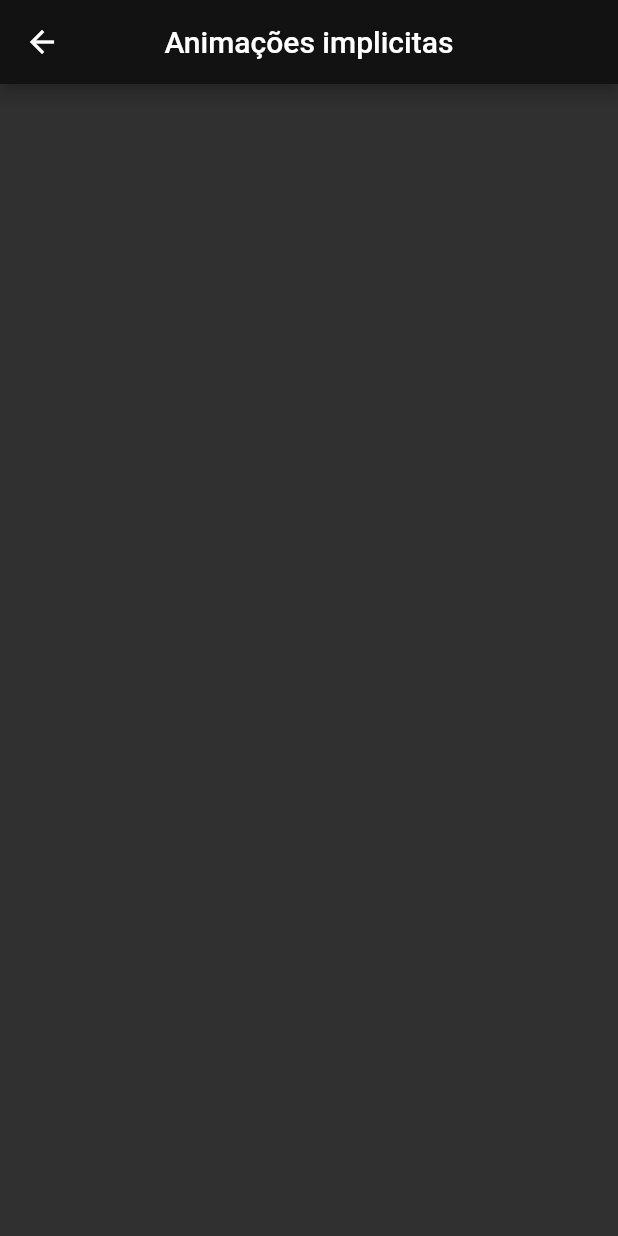
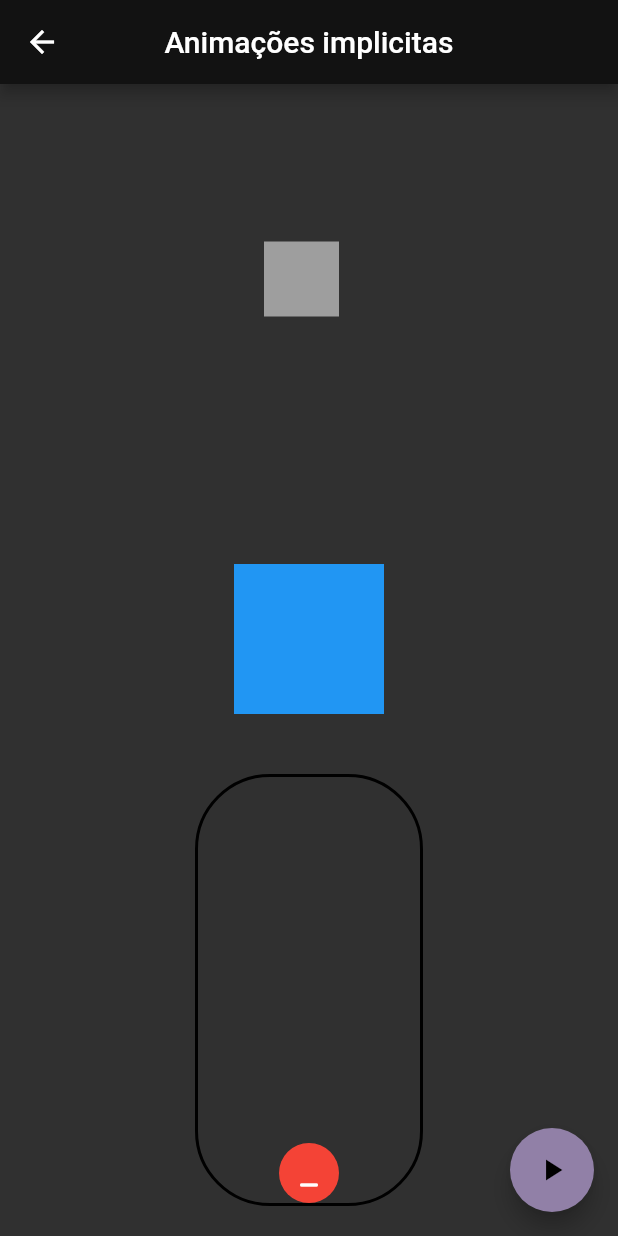
Before and after one commit to CristovoXDGM/flutter_animations_fteam, a Flutter app: the screen it shows after launch, after a tap on "Animações implicitas", on a phone screen of 412 x 824 dp. Run offline on Flutter 3.47's test engine with Material 2 defaults, Android fonts, the phone set to English and light mode, and no system bars; our stand-ins replace flutter_modular.

Commit message:
Add final animation

```diff
--- a/lib/app/modules/flutter_animations/presenter/components/animated_align_example.dart
+++ b/lib/app/modules/flutter_animations/presenter/components/animated_align_example.dart
@@ -3,9 +3,10 @@ import 'package:flutter/material.dart';
 class AnimatedAlignExample extends StatefulWidget {
   const AnimatedAlignExample({
     Key? key,
-    // this.isBallAligned = false,
+    this.isBallAligned = false,
   }) : super(key: key);
-  // final bool isBallAligned;
+
+  final bool isBallAligned;
 
   @override
   State<AnimatedAlignExample> createState() => _AnimatedAlignExampleState();
@@ -14,35 +15,34 @@ class AnimatedAlignExample extends StatefulWidget {
 class _AnimatedAlignExampleState extends State<AnimatedAlignExample> {
   @override
   Widget build(BuildContext context) {
-    return Container();
-    // return Expanded(
-    //   child: Container(
-    //     margin: const EdgeInsets.symmetric(horizontal: 130, vertical: 20),
-    //     decoration: BoxDecoration(
-    //         borderRadius: BorderRadius.circular(50),
-    //         border: Border.all(
-    //           color: Colors.black,
-    //           width: 2,
-    //         )),
-    //     child: AnimatedAlign(
-    //       curve: Curves.bounceOut,
-    //       duration: const Duration(seconds: 1),
-    //       alignment: widget.isBallAligned
-    //           ? Alignment.topCenter
-    //           : Alignment.bottomCenter,
-    //       child: ClipOval(
-    //         child: Container(
-    //           height: 40,
-    //           width: 40,
-    //           child: Center(
-    //             child: Icon(
-    //                 widget.isBallAligned ? Icons.add : Icons.minimize_rounded),
-    //           ),
-    //           color: widget.isBallAligned ? Colors.blue : Colors.red,
-    //         ),
-    //       ),
-    //     ),
-    //   ),
-    // );
+    return Expanded(
+      child: Container(
+        margin: const EdgeInsets.symmetric(horizontal: 130, vertical: 20),
+        decoration: BoxDecoration(
+            borderRadius: BorderRadius.circular(50),
+            border: Border.all(
+              color: Colors.black,
+              width: 2,
+            )),
+        child: AnimatedAlign(
+          curve: Curves.bounceOut,
+          duration: const Duration(seconds: 1),
+          alignment: widget.isBallAligned
+              ? Alignment.topCenter
+              : Alignment.bottomCenter,
+          child: ClipOval(
+            child: Container(
+              height: 40,
+              width: 40,
+              child: Center(
+                child: Icon(
+                    widget.isBallAligned ? Icons.add : Icons.minimize_rounded),
+              ),
+              color: widget.isBallAligned ? Colors.blue : Colors.red,
+            ),
+          ),
+        ),
+      ),
+    );
   }
 }
--- a/lib/app/modules/flutter_animations/presenter/components/animated_container_example.dart
+++ b/lib/app/modules/flutter_animations/presenter/components/animated_container_example.dart
@@ -1,12 +1,14 @@
+import 'package:flutter/foundation.dart';
 import 'package:flutter/material.dart';
 
 class AnimatedContainerExample extends StatefulWidget {
   const AnimatedContainerExample({
     Key? key,
-    // required this.valueListenable,
+    required this.valueListenable,
+    required this.onEnd,
   }) : super(key: key);
-
-  // final ValueListenable valueListenable;
+  final Function() onEnd;
+  final ValueListenable valueListenable;
 
   @override
   State<AnimatedContainerExample> createState() =>
@@ -14,34 +16,34 @@ class AnimatedContainerExample extends StatefulWidget {
 }
 
 class _AnimatedContainerExampleState extends State<AnimatedContainerExample> {
-  // double boxSize = 300;
+  double boxSize = 300;
 
   @override
   Widget build(BuildContext context) {
-    return Container();
-    // return ValueListenableBuilder(
-    //   valueListenable: widget.valueListenable,
-    //   builder: (_, canAnimate, __) {
-    //     return AnimatedContainer(
-    //       decoration: BoxDecoration(
-    //         borderRadius: BorderRadius.circular(16),
-    //         color: canAnimate as bool ? Colors.transparent : Colors.amber,
-    //       ),
-    //       curve: Curves.easeIn,
-    //       alignment: canAnimate ? Alignment.centerLeft : Alignment.centerRight,
-    //       height: 100,
-    //       width: canAnimate ? 100 : boxSize,
-    //       // width: isSmall as bool ? 100 : 200,
-    //       duration: const Duration(milliseconds: 500),
-    //       child: AnimatedContainer(
-    //         duration: const Duration(milliseconds: 500),
-    //         margin: const EdgeInsets.only(left: 20, right: 20),
-    //         height: 50,
-    //         width: 50,
-    //         color: canAnimate ? Colors.grey : Colors.amber.shade900,
-    //       ),
-    //     );
-    //   },
-    // );
+    return ValueListenableBuilder(
+      valueListenable: widget.valueListenable,
+      builder: (_, canAnimate, __) {
+        return AnimatedContainer(
+          onEnd: widget.onEnd,
+          decoration: BoxDecoration(
+            borderRadius: BorderRadius.circular(16),
+            color: canAnimate as bool ? Colors.transparent : Colors.amber,
+          ),
+          curve: Curves.easeIn,
+          alignment: canAnimate ? Alignment.centerLeft : Alignment.centerRight,
+          height: 100,
+          width: canAnimate ? 100 : boxSize,
+          // width: isSmall as bool ? 100 : 200,
+          duration: const Duration(milliseconds: 500),
+          child: AnimatedContainer(
+            duration: const Duration(milliseconds: 500),
+            margin: const EdgeInsets.only(left: 20, right: 20),
+            height: 50,
+            width: 50,
+            color: canAnimate ? Colors.grey : Colors.amber.shade900,
+          ),
+        );
+      },
+    );
   }
 }
--- a/lib/app/modules/flutter_animations/presenter/components/animated_crossfade_example.dart
+++ b/lib/app/modules/flutter_animations/presenter/components/animated_crossfade_example.dart
@@ -3,9 +3,9 @@ import 'package:flutter/material.dart';
 class AnimatedCrossFadeExample extends StatefulWidget {
   const AnimatedCrossFadeExample({
     Key? key,
-    // required this.crossFadeState,
+    required this.crossFadeState,
   }) : super(key: key);
-  // final CrossFadeState crossFadeState;
+  final CrossFadeState crossFadeState;
 
   @override
   State<AnimatedCrossFadeExample> createState() =>
@@ -13,31 +13,31 @@ class AnimatedCrossFadeExample extends StatefulWidget {
 }
 
 class _AnimatedCrossFadeExampleState extends State<AnimatedCrossFadeExample> {
-  // final Duration defaultCrossfadeDuration = const Duration(seconds: 2);
+  final Duration defaultCrossfadeDuration = const Duration(seconds: 2);
 
   @override
   Widget build(BuildContext context) {
-    return const Center(
-        // child: AnimatedCrossFade(
-        //   crossFadeState: widget.crossFadeState,
-        //   duration: defaultCrossfadeDuration,
-        //   firstChild: AnimatedContainer(
-        //     duration: defaultCrossfadeDuration,
-        //     height: 100,
-        //     width: 100,
-        //     color: Colors.blue,
-        //   ),
-        //   secondChild: AnimatedContainer(
-        //     duration: defaultCrossfadeDuration,
-        //     height: 100,
-        //     width: 200,
-        //     color: Colors.red,
-        //   ),
-        //   firstCurve: Curves.easeInBack,
-        //   secondCurve: Curves.easeIn,
-        //   sizeCurve: Curves.bounceOut,
-        //   reverseDuration: defaultCrossfadeDuration,
-        // ),
-        );
+    return Center(
+      child: AnimatedCrossFade(
+        crossFadeState: widget.crossFadeState,
+        duration: defaultCrossfadeDuration,
+        firstChild: AnimatedContainer(
+          duration: defaultCrossfadeDuration,
+          height: 100,
+          width: 100,
+          color: Colors.blue,
+        ),
+        secondChild: AnimatedContainer(
+          duration: defaultCrossfadeDuration,
+          height: 100,
+          width: 200,
+          color: Colors.red,
+        ),
+        firstCurve: Curves.easeInBack,
+        secondCurve: Curves.easeIn,
+        sizeCurve: Curves.bounceOut,
+        reverseDuration: defaultCrossfadeDuration,
+      ),
+    );
   }
 }
--- a/lib/app/modules/flutter_animations/presenter/components/animated_opacity_example.dart
+++ b/lib/app/modules/flutter_animations/presenter/components/animated_opacity_example.dart
@@ -3,10 +3,11 @@ import 'package:flutter/material.dart';
 class AnimatedOpacityExample extends StatefulWidget {
   const AnimatedOpacityExample({
     Key? key,
-    // required this.opacity,
+    required this.opacity,
+    required this.onEnd,
   }) : super(key: key);
-
-  // final double opacity;
+  final Function() onEnd;
+  final double opacity;
 
   @override
   State<AnimatedOpacityExample> createState() => _AnimatedOpacityExampleState();
@@ -15,18 +16,19 @@ class AnimatedOpacityExample extends StatefulWidget {
 class _AnimatedOpacityExampleState extends State<AnimatedOpacityExample> {
   @override
   Widget build(BuildContext context) {
-    return const Center(
-        // child: AnimatedOpacity(
-        //   duration: const Duration(milliseconds: 800),
-        //   opacity: widget.opacity,
-        //   child: ClipOval(
-        //     child: Container(
-        //       width: 100,
-        //       height: 100,
-        //       color: Colors.green,
-        //     ),
-        //   ),
-        // ),
-        );
+    return Center(
+      child: AnimatedOpacity(
+        onEnd: widget.onEnd,
+        duration: const Duration(milliseconds: 800),
+        opacity: widget.opacity,
+        child: ClipOval(
+          child: Container(
+            width: 100,
+            height: 100,
+            color: Colors.green,
+          ),
+        ),
+      ),
+    );
   }
 }
--- a/lib/app/modules/flutter_animations/presenter/components/hero_component.dart
+++ b/lib/app/modules/flutter_animations/presenter/components/hero_component.dart
@@ -1,4 +1,6 @@
 import 'package:flutter/material.dart';
+import 'package:flutter_animations_fteam/app/shared/constants/app_routes.dart';
+import 'package:flutter_modular/flutter_modular.dart';
 
 class HeroComponent extends StatefulWidget {
   const HeroComponent({Key? key}) : super(key: key);
@@ -12,41 +14,41 @@ class _HeroComponentState extends State<HeroComponent> {
   Widget build(BuildContext context) {
     return GestureDetector(
       onTap: () {
-        // Modular.to.pushNamed(AppRoutes.heroPage);
+        Modular.to.pushNamed(AppRoutes.heroPage);
       },
-      child: const SizedBox(
+      child: SizedBox(
         width: double.infinity,
-        // child: Card(
-        //   elevation: 2,
-        //   child: Padding(
-        //     padding: const EdgeInsets.symmetric(vertical: 10, horizontal: 20),
-        //     child: Column(
-        //       mainAxisSize: MainAxisSize.min,
-        //       children: [
-        //         const SizedBox(
-        //           height: 30,
-        //         ),
-        //         Hero(
-        //           tag: 'flutter-logo',
-        //           child: ClipRRect(
-        //             borderRadius: BorderRadius.circular(20),
-        //             child: Image.asset(
-        //               'assets/images/trees.jpeg',
-        //               fit: BoxFit.cover,
-        //             ),
-        //           ),
-        //         ),
-        //         const SizedBox(
-        //           height: 15,
-        //         ),
-        //         const Text(
-        //           "Lorem ipsum dolor sit amet, consectetur adipiscing elit. Aliquam massa et ac id lectus elit vel placerat. Magna varius magna diam nunc, iaculis. ",
-        //           textAlign: TextAlign.justify,
-        //         )
-        //       ],
-        //     ),
-        //   ),
-        // ),
+        child: Card(
+          elevation: 2,
+          child: Padding(
+            padding: const EdgeInsets.symmetric(vertical: 10, horizontal: 20),
+            child: Column(
+              mainAxisSize: MainAxisSize.min,
+              children: [
+                const SizedBox(
+                  height: 30,
+                ),
+                Hero(
+                  tag: 'flutter-logo',
+                  child: ClipRRect(
+                    borderRadius: BorderRadius.circular(20),
+                    child: Image.asset(
+                      'assets/images/trees.jpeg',
+                      fit: BoxFit.cover,
+                    ),
+                  ),
+                ),
+                const SizedBox(
+                  height: 15,
+                ),
+                const Text(
+                  "Lorem ipsum dolor sit amet, consectetur adipiscing elit. Aliquam massa et ac id lectus elit vel placerat. Magna varius magna diam nunc, iaculis. ",
+                  textAlign: TextAlign.justify,
+                )
+              ],
+            ),
+          ),
+        ),
       ),
     );
   }
--- a/lib/app/modules/flutter_animations/presenter/pages/home_page.dart
+++ b/lib/app/modules/flutter_animations/presenter/pages/home_page.dart
@@ -15,7 +15,7 @@ class _HomePageState extends State<HomePage> {
   Widget build(BuildContext context) {
     return Scaffold(
       appBar: AppBar(
-        title: const Text("Home"),
+        title: const Text("Animações no flutter"),
         centerTitle: true,
       ),
       body: Padding(
--- a/lib/app/modules/flutter_animations/presenter/pages/implicit_animation_page.dart
+++ b/lib/app/modules/flutter_animations/presenter/pages/implicit_animation_page.dart
@@ -20,45 +20,39 @@ class _ImplicitAnimationPAgeState extends State<ImplicitAnimationPAge> {
 
   final title = 'Animações implicitas';
   // #1
-  // void changeCubeSize() {
-  //   cubeWidthhSize.value = !cubeWidthhSize.value;
-  // }
+  void changeCubeSize() {
+    cubeWidthhSize.value = !cubeWidthhSize.value;
+  }
 
-  // void changeCircleOpacity() {
-  //   setState(() {
-  //     isCircleVisible = !isCircleVisible;
-  //   });
-  // }
+  void changeCircleOpacity() {
+    setState(() {
+      isCircleVisible = !isCircleVisible;
+    });
+  }
 
-  // void changeBallState() {
-  //   setState(() {
-  //     isBallAligned = !isBallAligned;
-  //   });
-  // }
+  void changeBallState() {
+    setState(() {
+      isBallAligned = !isBallAligned;
+    });
+  }
 
-  // void changeCrossFadeState() {
-  //   setState(() {
-  //     crossFadeState = crossFadeState == CrossFadeState.showFirst
-  //         ? CrossFadeState.showSecond
-  //         : CrossFadeState.showFirst;
-  //   });
-  // }
-
-  // void callAllAnimations() {
-  //   changeCrossFadeState();
-  //   changeCubeSize();
-  //   changeCircleOpacity();
-  //   changeBallState();
-  // }
+  void changeCrossFadeState() {
+    setState(() {
+      crossFadeState = crossFadeState == CrossFadeState.showFirst
+          ? CrossFadeState.showSecond
+          : CrossFadeState.showFirst;
+    });
+    changeBallState();
+  }
 
   @override
   Widget build(BuildContext context) {
     return Scaffold(
       // #2
-      // floatingActionButton: FloatingActionButton(
-      //   child: const Icon(Icons.play_arrow),
-      //   onPressed: callAllAnimations,
-      // ),
+      floatingActionButton: FloatingActionButton(
+        child: const Icon(Icons.play_arrow),
+        onPressed: changeCubeSize,
+      ),
       appBar: AppBar(
         centerTitle: true,
         title: Text(title),
@@ -66,29 +60,33 @@ class _ImplicitAnimationPAgeState extends State<ImplicitAnimationPAge> {
       body: Column(
         mainAxisAlignment: MainAxisAlignment.center,
         mainAxisSize: MainAxisSize.min,
-        children: const [
-          SizedBox(
+        children: [
+          const SizedBox(
             height: 80,
           ),
-          // AnimatedContainerExample(
-          //   valueListenable: cubeWidthhSize,
-          // ),
-          SizedBox(
+          AnimatedContainerExample(
+            valueListenable: cubeWidthhSize,
+            onEnd: changeCircleOpacity,
+          ),
+          const SizedBox(
             height: 20,
           ),
-          // AnimatedOpacityExample(
-          //   opacity: isCircleVisible ? 1 : 0,
-          // ),
-          SizedBox(
+          AnimatedOpacityExample(
+            opacity: isCircleVisible ? 1 : 0,
+            onEnd: changeCrossFadeState,
+          ),
+          const SizedBox(
             height: 20,
           ),
-          // AnimatedCrossFadeExample(crossFadeState: crossFadeState),
-          SizedBox(
+          AnimatedCrossFadeExample(
+            crossFadeState: crossFadeState,
+          ),
+          const SizedBox(
             height: 20,
           ),
-          // AnimatedAlignExample(
-          //   isBallAligned: isBallAligned,
-          // )
+          AnimatedAlignExample(
+            isBallAligned: isBallAligned,
+          )
         ],
       ),
     );
```
Also changed, not shown: lib/app/modules/flutter_animations/presenter/pages/explicit_animation_page.dart (+45 -47 lines), lib/app/modules/flutter_animations/presenter/pages/hero_page.dart (+13 -13 lines).
